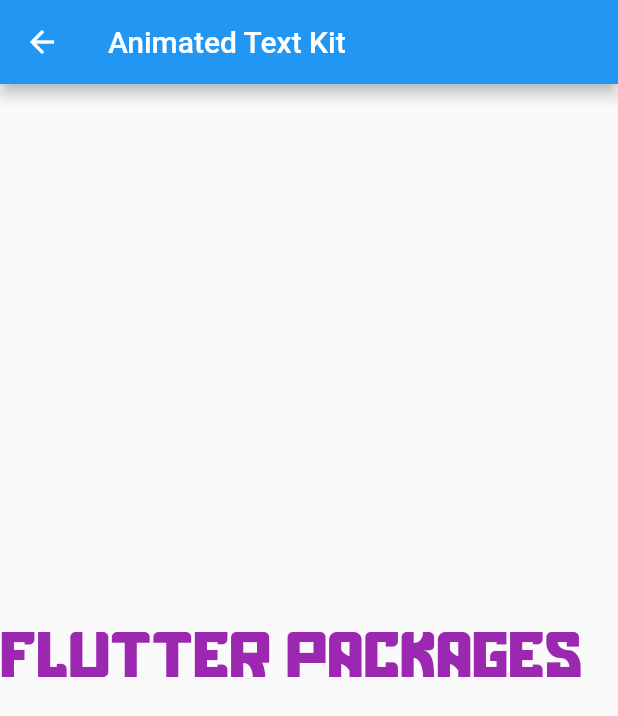
After one commit to MubashirPv/Flutter-Package-Tester, a Flutter app: the AnimatedTextkit screen opened directly, on a phone screen of 412 x 824 dp. The commit adds this screen. Shown: the top 716 px of the screen. Run offline on Flutter 3.47's test engine with Material 2 defaults, Android fonts, the light colour scheme and no system bars; drawn by our look-alikes of animated_text_kit; our stand-ins replace auto_size_text, carousel_slider, device_info_plus, font_awesome_flutter, geolocator, google_fonts.

Commit message:
New Packges added

```diff
--- a/lib/home_screen.dart
+++ b/lib/home_screen.dart
@@ -1,5 +1,7 @@
 import 'package:flutter/material.dart';
+import 'package:flutter_package_tester/packages/animated_text_kit.dart';
 import 'package:flutter_package_tester/packages/auto_size_text.dart';
+import 'package:flutter_package_tester/packages/carousel_slider.dart';
 import 'package:flutter_package_tester/packages/device_info.dart';
 import 'package:flutter_package_tester/packages/geolocator.dart';
 // import 'package:flutter_package_tester/packages/battery_info.dart';
@@ -16,21 +18,27 @@
     "Font Awesome Flutter",
     "Geolocator",
     "Device info",
-    "Auto Size Text"
+    "Auto Size Text",
+    "Animated Text Kit",
+    "Carousel Slider"
   ];
   final _packagesubtitle = [
     "A Flutter package to use fonts from fonts.google.com",
     "The Font Awesome Icon pack available as Flutter Icons",
     "Geolocation plugin for Flutter. This plugin provides a cross-platform (iOS, Android) API for generic location (GPS etc.) functions",
     'Get current device information from within the Flutter application',
-    "Flutter widget that automatically resizes text to fit perfectly within its bounds"
+    "Flutter widget that automatically resizes text to fit perfectly within its bounds",
+    "A flutter package project which contains a collection of cool and beautiful text animations",
+    "A carousel slider widget, support infinite scroll and custom child widget"
   ];
   final _packagescreens = [
     const GoogleFontsSamples(),
     FontAwesomeFlutter(),
     const GeoLocator(),
     const DeviceInfo(),
-    const AutoSizeTextScreen()
+    const AutoSizeTextScreen(),
+    const AnimatedTextkit(),
+    const CarouselSliderPackage()
   ];
   @override
   Widget build(BuildContext context) {
--- /dev/null
+++ b/lib/packages/animated_text_kit.dart
@@ -0,0 +1,46 @@
+import 'package:flutter/material.dart';
+import 'package:animated_text_kit/animated_text_kit.dart';
+
+class AnimatedTextkit extends StatelessWidget {
+  const AnimatedTextkit({super.key});
+
+  @override
+  Widget build(BuildContext context) {
+    const colorizeColors = [
+      Colors.purple,
+      Colors.blue,
+      Colors.yellow,
+      Colors.red,
+    ];
+    const colorizeTextStyle = TextStyle(
+        fontSize: 40, fontFamily: 'Horizon', fontWeight: FontWeight.bold);
+    return Scaffold(
+      appBar: AppBar(
+        title: const Text('Animated Text Kit'),
+      ),
+      body: Center(
+        child: Align(
+          alignment: Alignment.center,
+          child: Column(
+            mainAxisAlignment: MainAxisAlignment.center,
+            children: [
+              SizedBox(
+                width: double.infinity,
+                child: AnimatedTextKit(
+                  animatedTexts: [
+                    ColorizeAnimatedText(
+                      'FLUTTER PACKAGES',
+                      textStyle: colorizeTextStyle,
+                      colors: colorizeColors,
+                    )
+                  ],
+                  isRepeatingAnimation: true,
+                ),
+              ),
+            ],
+          ),
+        ),
+      ),
+    );
+  }
+}
```
Also changed, not shown: lib/packages/auto_size_text.dart (+5 -4 lines), lib/packages/carousel_slider.dart (added, +30 -0 lines), pubspec.yaml (+10 -6 lines), fonts/Horizon-bold-italic.ttf (added), fonts/Horizon-bold.ttf (added), fonts/Horizon-regular-italic.ttf (added), fonts/Horizon-regular.ttf (added), pubspec.lock.
